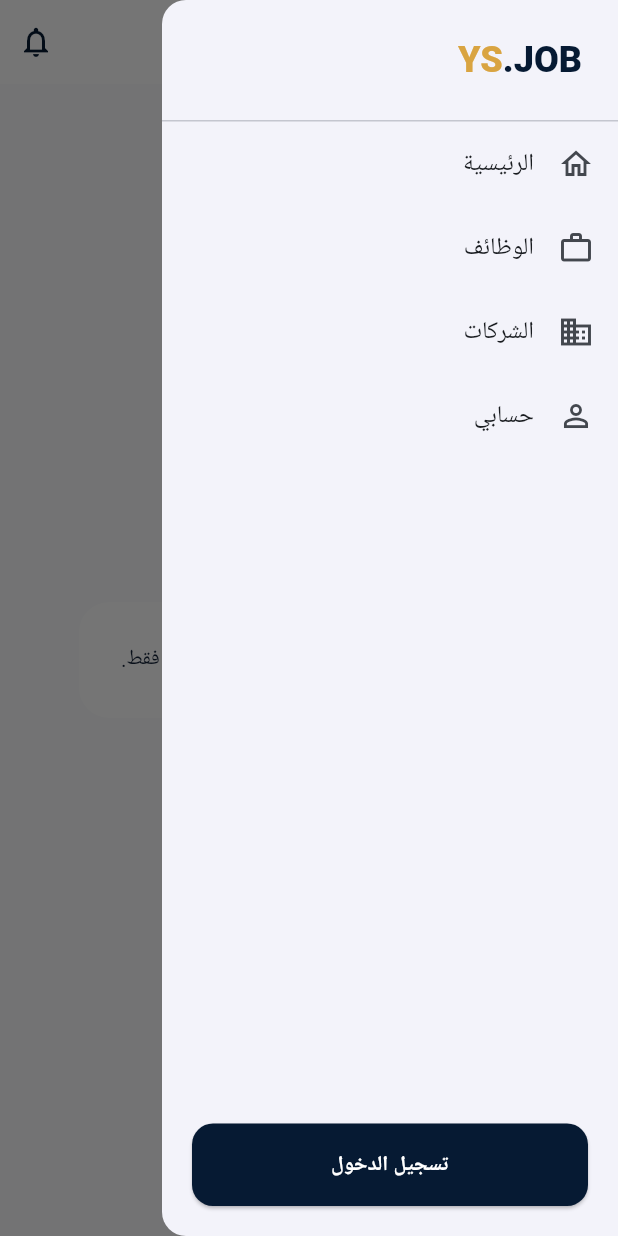
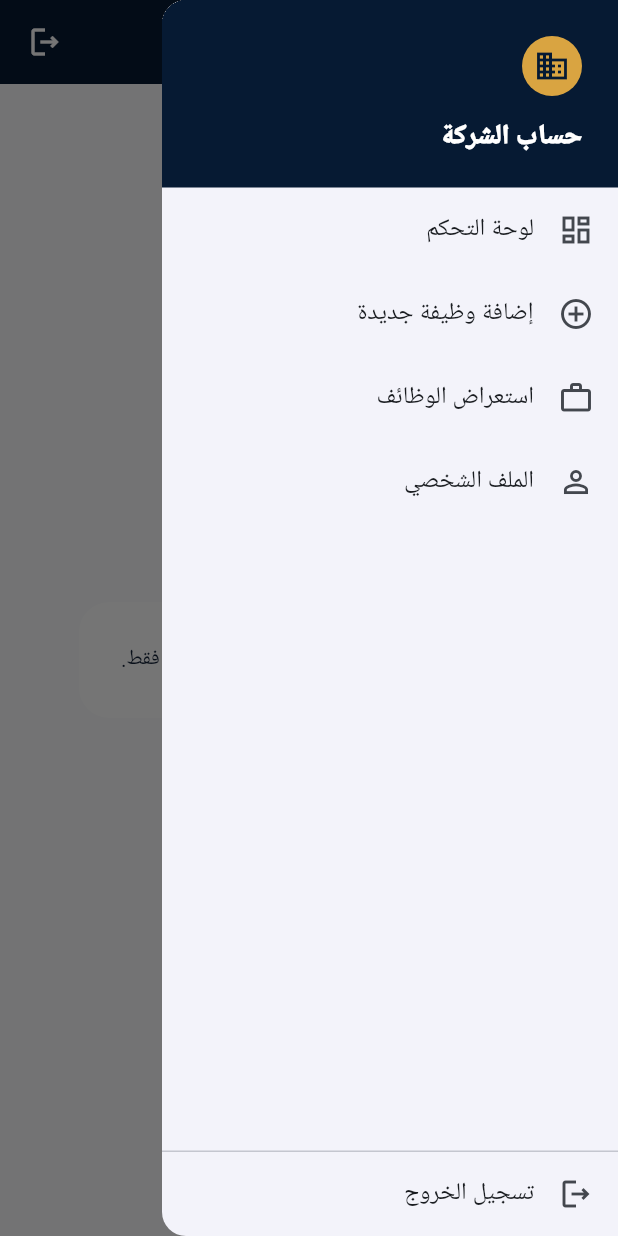
Before and after one commit to redaa4u774201299-crypto/-ys-job-flutter., a Flutter app: the EmployerDashboardPage screen opened by its route, with the side drawer open, on a phone screen of 412 x 824 dp. Run offline on Flutter 3.47's test engine with Material 3 defaults, Android fonts, the light colour scheme and no system bars; our stand-ins replace cloud_firestore, file_picker, firebase_auth, firebase_core, firebase_storage, flutter_riverpod and 2 more; accounts and stored records are empty; Roboto replaces fonts that are missing (Cairo).

Commit message:
Enhance employer dashboard and applications

```diff
--- a/lib/core/router/app_router.dart
+++ b/lib/core/router/app_router.dart
@@ -9,7 +9,9 @@ import '../../features/admin/presentation/pages/admin_jobs_page.dart';
 import '../../features/admin/presentation/pages/admin_users_page.dart';
 import '../../features/companies/presentation/pages/companies_page.dart';
 import '../../features/employer/presentation/pages/employer_dashboard_page.dart';
+import '../../features/employer/presentation/pages/employer_job_applications_page.dart';
 import '../../features/employer/presentation/pages/post_job_page.dart';
+import '../../features/employer/presentation/employer_layout.dart';
 import '../../features/home/presentation/pages/landing_page.dart';
 import '../../features/jobs/presentation/pages/jobs_page.dart';
 import '../../features/seeker/presentation/pages/job_details_page.dart';
@@ -26,6 +28,24 @@ final appRouterProvider = Provider<GoRouter>(
         builder: (context, state) => const RegisterPage(),
       ),
       ShellRoute(
+        builder: (context, state, child) => EmployerLayout(child: child),
+        routes: [
+          GoRoute(
+            path: '/employer-dashboard',
+            builder: (context, state) => const EmployerDashboardPage(),
+          ),
+          GoRoute(
+            path: '/employer/post-job',
+            builder: (context, state) => const PostJobPage(),
+          ),
+          GoRoute(
+            path: '/employer/jobs/:id/applications',
+            builder: (context, state) =>
+                EmployerJobApplicationsPage(jobId: state.pathParameters['id']!),
+          ),
+        ],
+      ),
+      ShellRoute(
         builder: (context, state, child) => MainLayout(child: child),
         routes: [
           GoRoute(path: '/', builder: (context, state) => const LandingPage()),
@@ -37,14 +57,6 @@ final appRouterProvider = Provider<GoRouter>(
           GoRoute(
             path: '/companies',
             builder: (context, state) => const CompaniesPage(),
-          ),
-          GoRoute(
-            path: '/employer-dashboard',
-            builder: (context, state) => const EmployerDashboardPage(),
-          ),
-          GoRoute(
-            path: '/employer/post-job',
-            builder: (context, state) => const PostJobPage(),
           ),
           GoRoute(
             path: '/job/:id',
--- /dev/null
+++ b/lib/features/employer/presentation/employer_layout.dart
@@ -0,0 +1,172 @@
+import 'package:flutter/material.dart';
+import 'package:flutter_riverpod/flutter_riverpod.dart';
+import 'package:go_router/go_router.dart';
+
+import '../../auth/data/auth_service.dart';
+import '../../../../core/theme/app_theme.dart';
+import '../../../../shared/models/user_model.dart';
+
+class EmployerLayout extends ConsumerWidget {
+  const EmployerLayout({super.key, required this.child});
+
+  final Widget child;
+
+  @override
+  Widget build(BuildContext context, WidgetRef ref) {
+    final currentUser = ref.watch(authStateProvider).valueOrNull;
+    final profile = currentUser == null
+        ? null
+        : ref.watch(userProfileProvider(currentUser.uid)).valueOrNull;
+    final companyName = profile?.name.trim().isNotEmpty == true
+        ? profile!.name
+        : 'حساب الشركة';
+
+    return Scaffold(
+      appBar: AppBar(
+        backgroundColor: AppColors.navy,
+        foregroundColor: Colors.white,
+        titleSpacing: 0,
+        title: Column(
+          crossAxisAlignment: CrossAxisAlignment.start,
+          mainAxisSize: MainAxisSize.min,
+          children: [
+            const Text(
+              'لوحة تحكم الشركة',
+              style: TextStyle(fontWeight: FontWeight.w800),
+            ),
+            Text(
+              companyName,
+              style: const TextStyle(
+                color: Color(0xFFD8E1EC),
+                fontSize: 12,
+                fontWeight: FontWeight.w500,
+              ),
+            ),
+          ],
+        ),
+        actions: [
+          IconButton(
+            tooltip: 'تسجيل الخروج',
+            onPressed: () async {
+              await ref.read(authServiceProvider).signOut();
+              if (context.mounted) context.go('/');
+            },
+            icon: const Icon(Icons.logout_outlined),
+          ),
+          const SizedBox(width: 6),
+        ],
+      ),
+      drawer: _EmployerDrawer(companyName: companyName, profile: profile),
+      body: child,
+    );
+  }
+}
+
+class _EmployerDrawer extends ConsumerWidget {
+  const _EmployerDrawer({required this.companyName, required this.profile});
+
+  final String companyName;
+  final UserModel? profile;
+
+  @override
+  Widget build(BuildContext context, WidgetRef ref) {
+    return Drawer(
+      child: SafeArea(
+        child: Column(
+          crossAxisAlignment: CrossAxisAlignment.stretch,
+          children: [
+            Container(
+              color: AppColors.navy,
+              padding: const EdgeInsets.fromLTRB(24, 24, 24, 20),
+              child: Column(
+                crossAxisAlignment: CrossAxisAlignment.start,
+                children: [
+                  const CircleAvatar(
+                    backgroundColor: AppColors.gold,
+                    foregroundColor: AppColors.navy,
+                    child: Icon(Icons.business_outlined),
+                  ),
+                  const SizedBox(height: 14),
+                  Text(
+                    companyName,
+                    maxLines: 1,
+                    overflow: TextOverflow.ellipsis,
+                    style: const TextStyle(
+                      color: Colors.white,
+                      fontSize: 18,
+                      fontWeight: FontWeight.w900,
+                    ),
+                  ),
+                  if (profile?.email.isNotEmpty == true) ...[
+                    const SizedBox(height: 4),
+                    Text(
+                      profile!.email,
+                      maxLines: 1,
+                      overflow: TextOverflow.ellipsis,
+                      style: const TextStyle(color: Color(0xFFD8E1EC)),
+                    ),
+                  ],
+                ],
+              ),
+            ),
+            _DrawerLink(
+              label: 'لوحة التحكم',
+              icon: Icons.dashboard_outlined,
+              path: '/employer-dashboard',
+            ),
+            _DrawerLink(
+              label: 'إضافة وظيفة جديدة',
+              icon: Icons.add_circle_outline,
+              path: '/employer/post-job',
+            ),
+            _DrawerLink(
+              label: 'استعراض الوظائف',
+              icon: Icons.work_outline,
+              path: '/jobs',
+            ),
+            _DrawerLink(
+              label: 'الملف الشخصي',
+              icon: Icons.person_outline,
+              path: '/profile',
+            ),
+            const Spacer(),
+            const Divider(height: 1),
+            ListTile(
+              leading: const Icon(Icons.logout_outlined),
+              title: const Text('تسجيل الخروج'),
+              onTap: () async {
+                Navigator.of(context).pop();
+                await ref.read(authServiceProvider).signOut();
+                if (context.mounted) context.go('/');
+              },
+            ),
+          ],
+        ),
+      ),
+    );
+  }
+}
+
+class _DrawerLink extends StatelessWidget {
+  const _DrawerLink({
+    required this.label,
+    required this.icon,
+    required this.path,
+  });
+
+  final String label;
+  final IconData icon;
+  final String path;
+
+  @override
+  Widget build(BuildContext context) {
+    return ListTile(
+      leading: Icon(icon),
+      title: Text(label),
+      onTap: () {
+        Navigator.of(context).pop();
+        context.go(path);
+      },
+    );
+  }
+}
```
Also changed, not shown: lib/features/employer/presentation/employer_providers.dart (added, +42 -0 lines), lib/features/employer/presentation/pages/employer_dashboard_page.dart (+110 -91 lines), lib/features/employer/presentation/pages/employer_job_applications_page.dart (added, +259 -0 lines), 2 other files.
